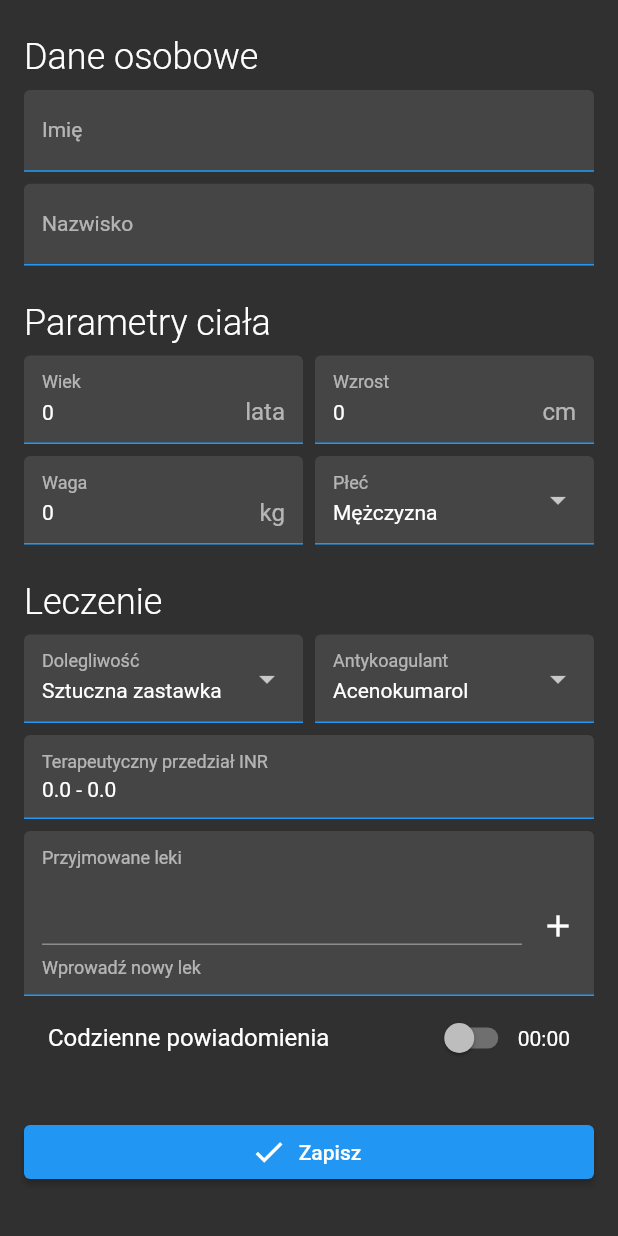
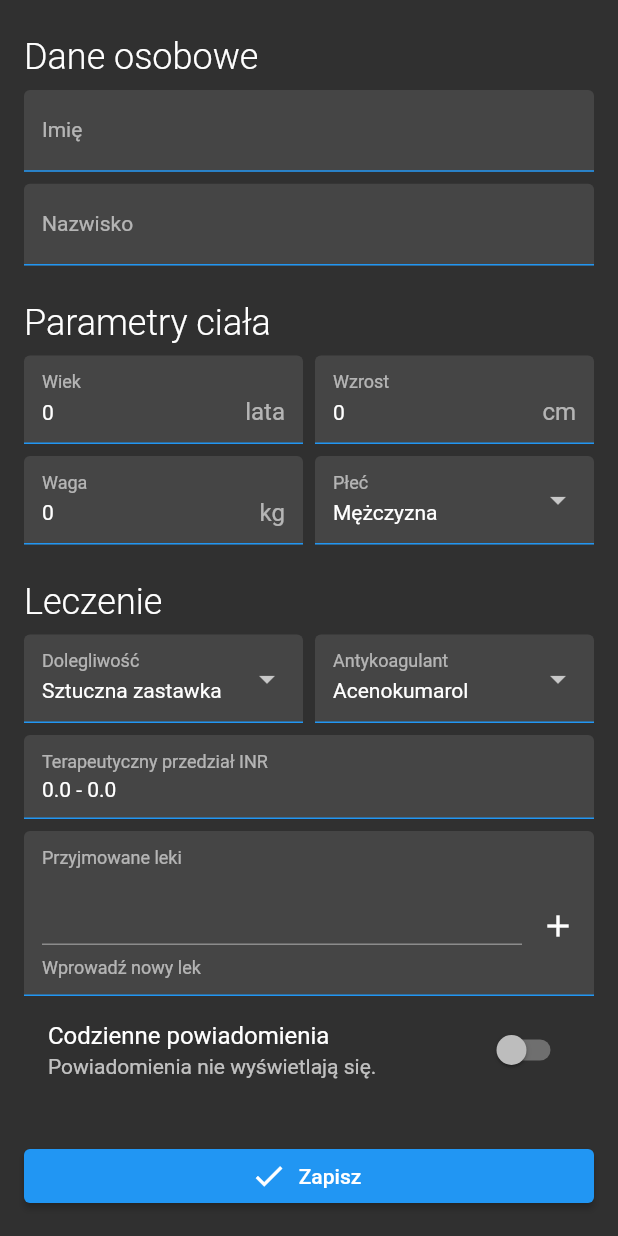
Before and after one commit to lburzak/HeartMate, a Flutter app: the screen it shows after launch, after a tap on the "arrow forward" icon, on a phone screen of 412 x 824 dp. Run offline on Flutter 3.47's test engine with Material 2 defaults, Android fonts, the phone set to English and light mode, and no system bars; our stand-ins replace bloc, bottom_navy_bar, dotted_border, event_bus, flutter_bloc, flutter_local_notifications and 12 more; missing offline and left inert: workmanager; accounts and stored records are empty.

Commit message:
[dose-reminder] redesign switch

```diff
--- a/lib/feature/dose_reminder/ui/view.dart
+++ b/lib/feature/dose_reminder/ui/view.dart
@@ -12,59 +12,36 @@ class NotificationSetupView extends StatelessWidget {
       required this.onSwitched,
       required this.onTimeChanged});
 
+  String get paddedMinutes => "${model.minute}".padLeft(2, "0");
+
+  String get paddedHours => "${model.hour}".padLeft(2, "0");
+
   @override
   Widget build(BuildContext context) {
-    return ListTile(
-      title: const Text("Codzienne powiadomienia"),
-      trailing: Row(
-        mainAxisSize: MainAxisSize.min,
-        children: [
-          Switch(value: model.enabled, onChanged: onSwitched),
-          TimeField(
-              onChanged: onTimeChanged,
-              enabled: model.enabled,
-              hour: model.hour,
-              minute: model.minute)
-        ],
+    return GestureDetector(
+      child: SwitchListTile(
+        title: const Text("Codzienne powiadomienia"),
+        subtitle: model.enabled
+            ? Text("Powiadomienie wyświetla się o $paddedHours:$paddedMinutes.")
+            : const Text("Powiadomienia nie wyświetlają się."),
+        value: model.enabled,
+        onChanged: (value) {
+          if (model.enabled) {
+            onSwitched(false);
+            return;
+          }
+
+          showTimePicker(
+                  context: context,
+                  initialTime:
+                      TimeOfDay(hour: model.hour, minute: model.minute))
+              .then((value) {
+            if (value != null) {
+              onTimeChanged(value.hour, value.minute);
+            }
+          });
+        },
       ),
     );
   }
 }
-
-class TimeField extends StatelessWidget {
-  final void Function(int hour, int minute) onChanged;
-  final int hour;
-  final int minute;
-  final String? error;
-  final bool enabled;
-
-  String get paddedMinutes => "$minute".padLeft(2, "0");
-
-  String get paddedHours => "$hour".padLeft(2, "0");
-
-  const TimeField(
-      {super.key,
-      required this.onChanged,
-      this.error,
-      required this.hour,
-      required this.minute,
-      required this.enabled});
-
-  @override
-  Widget build(BuildContext context) {
-    return FormField<int>(
-        builder: (field) => GestureDetector(
-              onTap: enabled
-                  ? () {
-                      showTimePicker(
-                              context: context,
-                              initialTime:
-                                  TimeOfDay(hour: hour, minute: minute))
-                          .then((value) => onChanged(
-                              value?.hour ?? hour, value?.minute ?? minute));
-                    }
-                  : null,
-              child: Text("$paddedHours:$paddedMinutes"),
-            ));
-  }
-}
```
